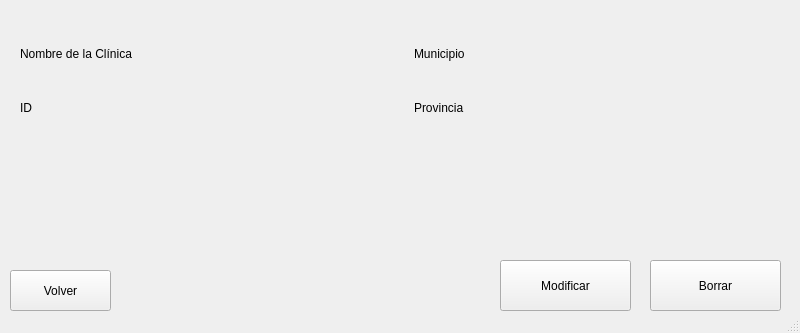
Damapa03/Veterinaria, file ui/clinicas_information.ui: the form before one commit.
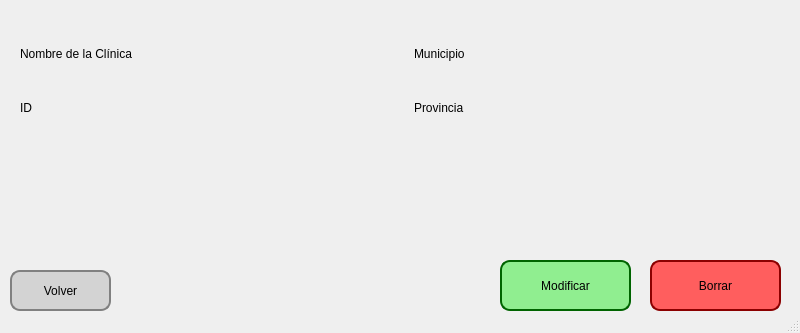
The form after the commit.

The edit to the form file:
```diff
--- a/ui/clinicas_information.ui
+++ b/ui/clinicas_information.ui
@@ -23,6 +23,23 @@
       <height>41</height>
      </rect>
     </property>
+    <property name="styleSheet">
+     <string notr="true">QPushButton {
+    background-color: lightgray;
+    color: black;
+    border: 2px solid gray;
+    border-radius: 10px;
+    padding: 5px;
+}
+
+QPushButton:hover {
+    background-color: silver;
+}
+
+QPushButton:pressed {
+    background-color: darkgray;
+}</string>
+    </property>
     <property name="text">
      <string>Volver</string>
     </property>
@@ -36,6 +53,23 @@
       <height>51</height>
      </rect>
     </property>
+    <property name="styleSheet">
+     <string notr="true">QPushButton {
+    background-color: lightgreen;
+    color: Black;
+    border: 2px solid #006400;
+    border-radius: 10px;
+    padding: 5px;
+}
+
+QPushButton:hover {
+    background-color: #00b300;
+}
+
+QPushButton:pressed {
+    background-color: #004d00;
+}</string>
+    </property>
     <property name="text">
      <string>Modificar</string>
     </property>
@@ -49,6 +83,23 @@
       <height>51</height>
      </rect>
     </property>
+    <property name="styleSheet">
+     <string notr="true">QPushButton {
+    background-color: #ff5e5e;
+    color: black;
+    border: 2px solid #8B0000;
+    border-radius: 10px;
+    padding: 5px;
+}
+
+QPushButton:hover {
+    background-color: #df5252;
+}
+
+QPushButton:pressed {
+    background-color: #cc0000;
+}</string>
+    </property>
     <property name="text">
      <string>Borrar</string>
     </property>
```
Left out of the diff: 6 changed lines with no effect on the pictures.
